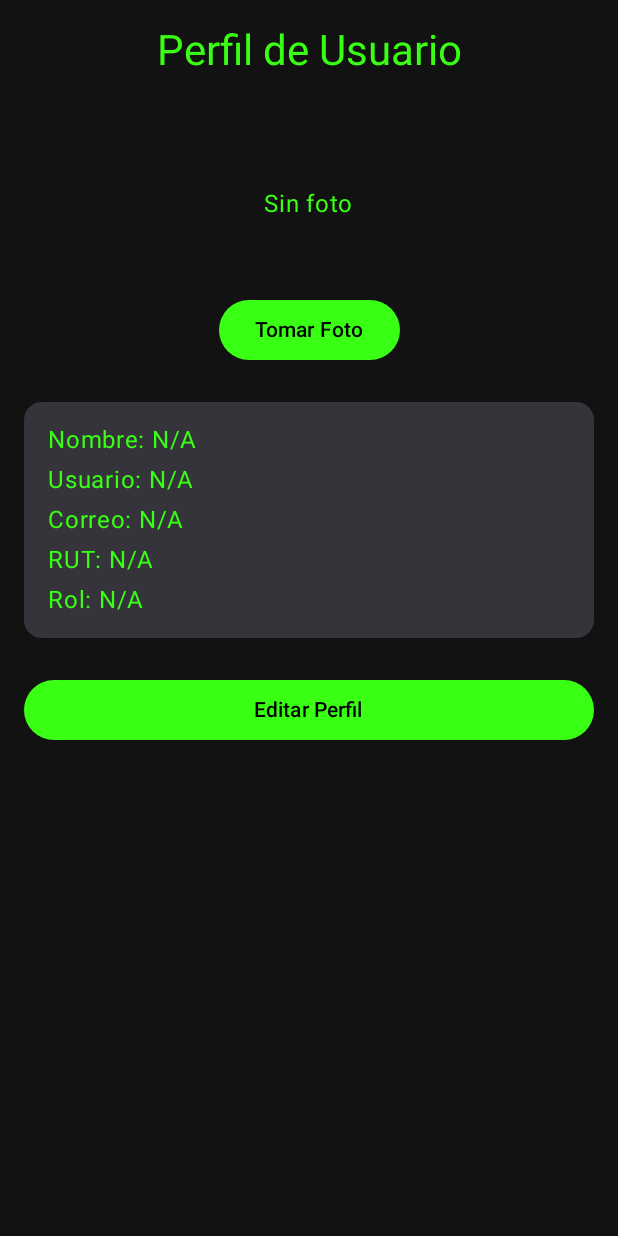
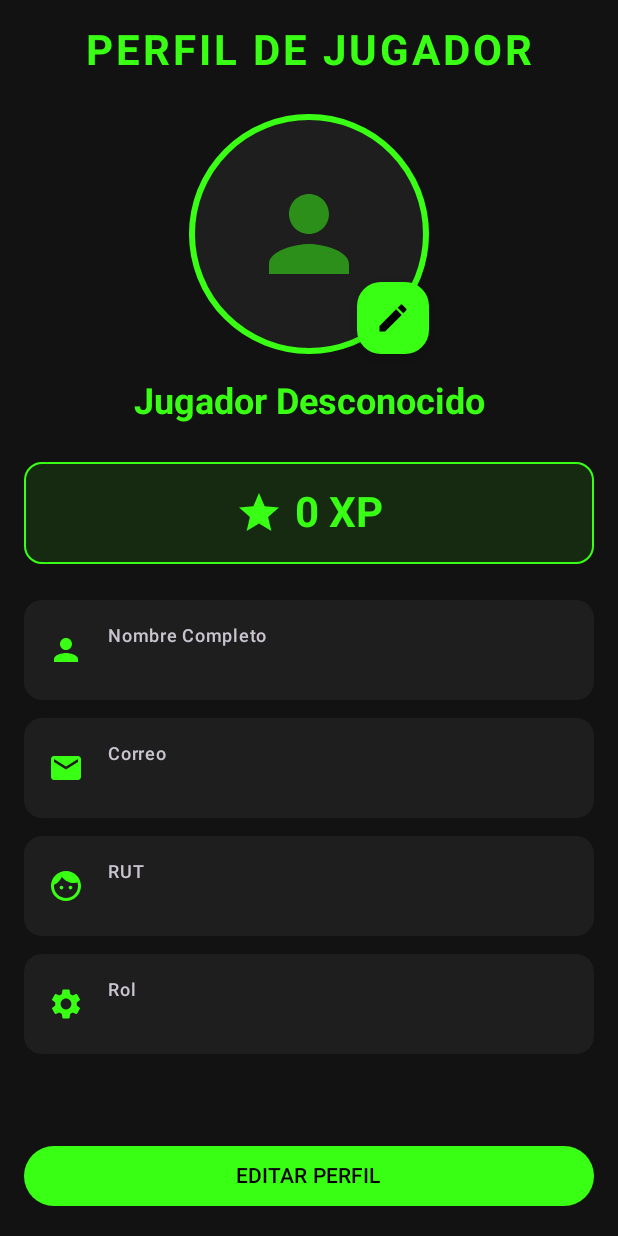
Before and after one commit to Yamato0x/estesiquesix, an Android app built with Jetpack Compose: the composable ProfileScreen shown on its own in the app's theme, on a phone screen of 412 x 824 dp. Run offline under Robolectric (Android 15) with nearby library versions, the phone set to English and light mode, and no system bars.

Commit message:
se mejoraron los visuales de profileScreen para que sea mas vistosa y acorde a los lineamientos de diseño del proyecto

```diff
--- a/estesiquesi/frontiz/app/src/main/java/com/example/myapplication/ui/screens/ProfileScreen.kt
+++ b/estesiquesi/frontiz/app/src/main/java/com/example/myapplication/ui/screens/ProfileScreen.kt
@@ -16,7 +16,21 @@ import android.util.Base64
 import java.io.ByteArrayOutputStream
 import com.example.myapplication.data.UserSession
 import com.example.myapplication.data.network.RetrofitClient
+import androidx.compose.foundation.shape.CircleShape
+import androidx.compose.ui.draw.clip
+import androidx.compose.ui.graphics.Color
+import androidx.compose.foundation.BorderStroke
+import androidx.compose.material.icons.Icons
+import androidx.compose.material.icons.filled.Star
+import androidx.compose.material.icons.filled.Edit
+import androidx.compose.material.icons.filled.Person
+import androidx.compose.material.icons.filled.Email
+import androidx.compose.material.icons.filled.Face
+import androidx.compose.material.icons.filled.Settings
+import androidx.compose.ui.text.font.FontWeight
+
 import kotlinx.coroutines.launch
+import androidx.compose.ui.unit.sp
 
 @Composable
 fun ProfileScreen() {
@@ -44,64 +58,138 @@ fun ProfileScreen() {
         profileImage = bitmap
     }
 
+    Surface(
+        color = MaterialTheme.colorScheme.background,
+        modifier = Modifier.fillMaxSize()
+    ) {
         Column(
             modifier = Modifier
                 .fillMaxSize()
                 .padding(16.dp),
             horizontalAlignment = Alignment.CenterHorizontally
         ) {
-        Text(text = "Perfil de Usuario", style = MaterialTheme.typography.headlineMedium)
+            Text(
+                text = "PERFIL DE JUGADOR",
+                style = MaterialTheme.typography.headlineMedium.copy(
+                    fontWeight = FontWeight.Bold,
+                    letterSpacing = 2.sp
+                ),
+                color = MaterialTheme.colorScheme.primary
+            )
             Spacer(modifier = Modifier.height(24.dp))
 
-        // Profile Image
+            // Profile Image Section
+            Box(contentAlignment = Alignment.BottomEnd) {
+                Surface(
+                    shape = CircleShape,
+                    border = BorderStroke(4.dp, MaterialTheme.colorScheme.primary),
+                    color = MaterialTheme.colorScheme.surface,
+                    modifier = Modifier.size(160.dp)
+                ) {
                     if (profileImage != null) {
                         Image(
                             bitmap = profileImage!!.asImageBitmap(),
                             contentDescription = "Profile Picture",
-                modifier = Modifier.size(120.dp)
+                            modifier = Modifier.fillMaxSize(),
+                            contentScale = androidx.compose.ui.layout.ContentScale.Crop
                         )
                     } else {
-            Box(modifier = Modifier.size(120.dp), contentAlignment = Alignment.Center) {
-                Text("Sin foto")
+                        Box(
+                            modifier = Modifier.fillMaxSize(),
+                            contentAlignment = Alignment.Center
+                        ) {
+                            Icon(
+                                imageVector = Icons.Default.Person,
+                                contentDescription = null,
+                                modifier = Modifier.size(80.dp),
+                                tint = MaterialTheme.colorScheme.onSurface.copy(alpha = 0.5f)
+                            )
                         }
                     }
-        Button(onClick = {
-            cameraLauncher.launch(null)
-        }) {
-            Text("Tomar Foto")
                 }
+
+                FloatingActionButton(
+                    onClick = { cameraLauncher.launch(null) },
+                    modifier = Modifier.size(48.dp),
+                    containerColor = MaterialTheme.colorScheme.secondary,
+                    contentColor = MaterialTheme.colorScheme.onSecondary
+                ) {
+                    Icon(
+                        imageVector = Icons.Default.Edit,
+                        contentDescription = "Change Photo",
+                        modifier = Modifier.size(24.dp)
+                    )
+                }
+            }
+
+            Spacer(modifier = Modifier.height(16.dp))
+
+            Text(
+                text = user?.nombreUsuario ?: "Jugador Desconocido",
+                style = MaterialTheme.typography.headlineSmall.copy(fontWeight = FontWeight.Bold),
+                color = MaterialTheme.colorScheme.onBackground
+            )
+
+            Spacer(modifier = Modifier.height(24.dp))
+
+            // Points Card
+            Card(
+                colors = CardDefaults.cardColors(
+                    containerColor = MaterialTheme.colorScheme.primary.copy(alpha = 0.1f)
+                ),
+                border = BorderStroke(1.dp, MaterialTheme.colorScheme.primary),
+                modifier = Modifier.fillMaxWidth()
+            ) {
+                Row(
+                    modifier = Modifier
+                        .padding(16.dp)
+                        .fillMaxWidth(),
+                    verticalAlignment = Alignment.CenterVertically,
+                    horizontalArrangement = Arrangement.Center
+                ) {
+                    Icon(
+                        imageVector = Icons.Default.Star,
+                        contentDescription = null,
+                        tint = MaterialTheme.colorScheme.primary,
+                        modifier = Modifier.size(32.dp)
+                    )
+                    Spacer(modifier = Modifier.width(8.dp))
+                    Text(
+                        text = "${user?.puntos ?: 0} XP",
+                        style = MaterialTheme.typography.headlineMedium.copy(fontWeight = FontWeight.Bold),
+                        color = MaterialTheme.colorScheme.primary
+                    )
+                }
+            }
+
             Spacer(modifier = Modifier.height(24.dp))
 
             if (isEditMode) {
-            // Edit Mode - Show TextFields
                 TextField(
                     value = nombreCompleto,
                     onValueChange = { nombreCompleto = it },
                     label = { Text("Nombre Completo") },
-                modifier = Modifier.fillMaxWidth()
+                    modifier = Modifier.fillMaxWidth(),
+                    colors = TextFieldDefaults.colors(
+                        focusedContainerColor = MaterialTheme.colorScheme.surface,
+                        unfocusedContainerColor = MaterialTheme.colorScheme.surface
+                    )
                 )
                 Spacer(modifier = Modifier.height(8.dp))
-
                 TextField(
                     value = correo,
                     onValueChange = { correo = it },
                     label = { Text("Correo") },
-                modifier = Modifier.fillMaxWidth()
+                    modifier = Modifier.fillMaxWidth(),
+                     colors = TextFieldDefaults.colors(
+                        focusedContainerColor = MaterialTheme.colorScheme.surface,
+                        unfocusedContainerColor = MaterialTheme.colorScheme.surface
                     )
-            Spacer(modifier = Modifier.height(8.dp))
+                )
 
-            TextField(
-                value = nombreUsuario,
-                onValueChange = { nombreUsuario = it },
-                label = { Text("Nombre de Usuario") },
-                modifier = Modifier.fillMaxWidth()
-            )
                 Spacer(modifier = Modifier.height(24.dp))
 
-            Row(
-                modifier = Modifier.fillMaxWidth(),
-                horizontalArrangement = Arrangement.spacedBy(8.dp)
-            ) {
+                Row(horizontalArrangement = Arrangement.spacedBy(8.dp)) {
                      Button(
                         onClick = {
                             scope.launch {
@@ -126,53 +214,70 @@ fun ProfileScreen() {
                                         UserSession.setUser(updatedUser)
                                         isEditMode = false
                                     }
-                            } catch (e: Exception) {
-                                // Handle error
-                            }
+                                } catch (e: Exception) { }
                             }
                         },
                         modifier = Modifier.weight(1f)
-                ) {
-                    Text("Guardar Cambios")
+                    ) { Text("GUARDAR") }
+
+                    OutlinedButton(
+                        onClick = { isEditMode = false },
+                        modifier = Modifier.weight(1f)
+                    ) { Text("CANCELAR") }
                 }
-                OutlinedButton(
-                    onClick = {
-                        // Reset values and exit edit mode
-                        nombreCompleto = user?.nombreCompleto ?: ""
-                        correo = user?.correo ?: ""
-                        nombreUsuario = user?.nombreUsuario ?: ""
-                        isEditMode = false
-                    },
-                    modifier = Modifier.weight(1f)
-                ) {
-                    Text("Cancelar")
+
+            } else {
+                // Info Cards
+                 Column(verticalArrangement = Arrangement.spacedBy(12.dp)) {
+                    ProfileInfoItem("Nombre Completo", user?.nombreCompleto ?: "", Icons.Default.Person)
+                    ProfileInfoItem("Correo", user?.correo ?: "", Icons.Default.Email)
+                    ProfileInfoItem("RUT", user?.rut ?: "", Icons.Default.Face)
+                    ProfileInfoItem("Rol", user?.rol ?: "", Icons.Default.Settings)
                 }
-            }
-        } else {
-            // View Mode - Display user info
-            Card(
-                modifier = Modifier.fillMaxWidth()
-            ) {
-                Column(modifier = Modifier.padding(16.dp)) {
-                    Text(text = "Nombre: ${user?.nombreCompleto ?: "N/A"}", style = MaterialTheme.typography.bodyLarge)
-                    Spacer(modifier = Modifier.height(8.dp))
-                    Text(text = "Usuario: ${user?.nombreUsuario ?: "N/A"}", style = MaterialTheme.typography.bodyLarge)
-                    Spacer(modifier = Modifier.height(8.dp))
-                    Text(text = "Correo: ${user?.correo ?: "N/A"}", style = MaterialTheme.typography.bodyLarge)
-                    Spacer(modifier = Modifier.height(8.dp))
-                    Text(text = "RUT: ${user?.rut ?: "N/A"}", style = MaterialTheme.typography.bodyLarge)
-                    Spacer(modifier = Modifier.height(8.dp))
-                    Text(text = "Rol: ${user?.rol ?: "N/A"}", style = MaterialTheme.typography.bodyLarge)
-                }
-            }
-            Spacer(modifier = Modifier.height(24.dp))
+
+                Spacer(modifier = Modifier.weight(1f))
 
                 Button(
                     onClick = { isEditMode = true },
                     modifier = Modifier.fillMaxWidth()
                 ) {
-                Text("Editar Perfil")
+                    Text("EDITAR PERFIL")
                 }
             }
         }
     }
+}
+
+@Composable
+fun ProfileInfoItem(label: String, value: String, icon: androidx.compose.ui.graphics.vector.ImageVector) {
+    Card(
+        colors = CardDefaults.cardColors(
+            containerColor = MaterialTheme.colorScheme.surface
+        ),
+        modifier = Modifier.fillMaxWidth()
+    ) {
+        Row(
+            modifier = Modifier.padding(16.dp),
+            verticalAlignment = Alignment.CenterVertically
+        ) {
+            Icon(
+                imageVector = icon,
+                contentDescription = null,
+                tint = MaterialTheme.colorScheme.secondary
+            )
+            Spacer(modifier = Modifier.width(16.dp))
+            Column {
+                Text(
+                    text = label,
+                    style = MaterialTheme.typography.labelMedium,
+                    color = MaterialTheme.colorScheme.onSurfaceVariant
+                )
+                Text(
+                    text = value,
+                    style = MaterialTheme.typography.bodyLarge,
+                    color = MaterialTheme.colorScheme.onSurface
+                )
+            }
+        }
+    }
+}
```
Lines whose indentation alone changed are shown as unchanged.
